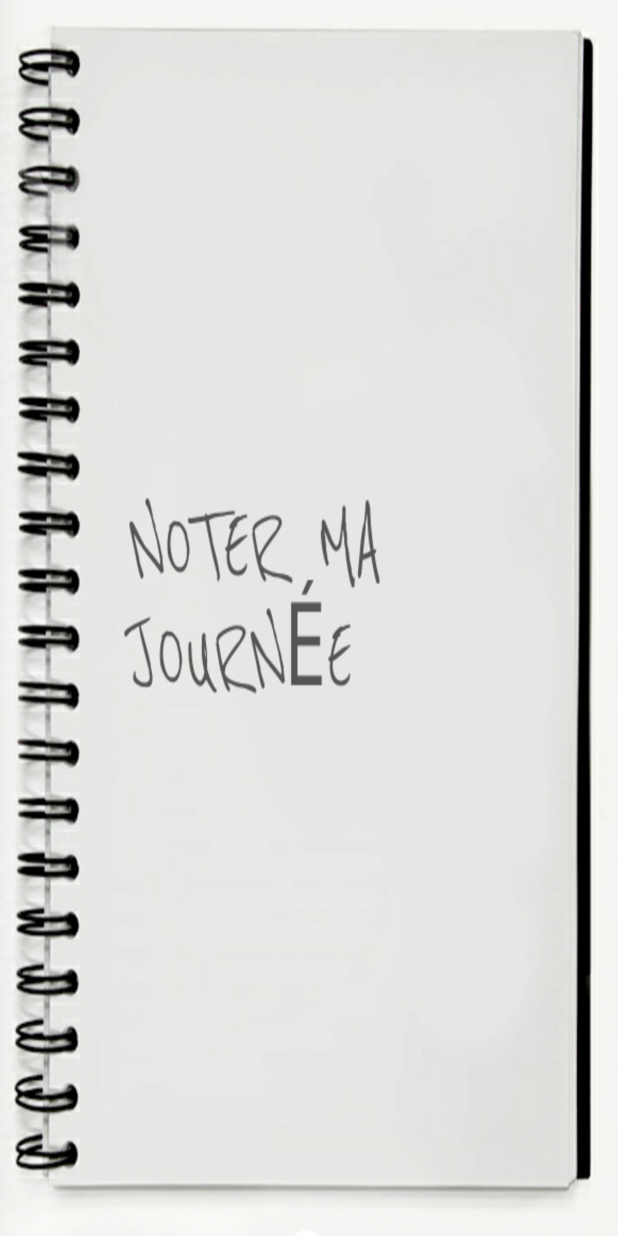
After one commit to CASMAKOUAOUCI/NoteMyDay, an Android app: the layout activity_splashscreen.xml on its own in the app's theme, with its tools: preview values and no code run, on a phone screen of 412 x 824 dp. The commit adds this screen. Run offline under Robolectric (Android 15) with nearby library versions, the phone set to English and light mode, and no system bars.

Commit message:
Add splash screen

```diff
--- /dev/null
+++ b/app/src/main/res/layout/activity_splashscreen.xml
@@ -0,0 +1,8 @@
+<LinearLayout xmlns:android="http://schemas.android.com/apk/res/android"
+    xmlns:tools="http://schemas.android.com/tools"
+    android:id="@+id/LinearLayout2"
+    android:layout_width="match_parent"
+    android:layout_height="match_parent"
+    android:orientation="vertical"
+    android:background="@drawable/splash" >
+</LinearLayout>
--- a/app/src/main/res/layout/fragment_days_history.xml
+++ b/app/src/main/res/layout/fragment_days_history.xml
@@ -9,5 +9,6 @@
     <ListView
         android:id="@android:id/list"
         android:layout_width="match_parent"
-        android:layout_height="match_parent"/>
+        android:layout_height="match_parent"
+        />
 </RelativeLayout>
--- a/app/src/main/res/values/colors.xml
+++ b/app/src/main/res/values/colors.xml
@@ -3,5 +3,8 @@
     <color name="colorPrimary">#ff75c1</color>
     <color name="colorPrimaryDark">#ff75c1</color>
     <color name="colorAccent">#FF4081</color>
-    <color name="colorBackgroundFragment">#ffffff</color><!-- Ajouter une couleur pour le backgroud des fragments-->
+    <color name="colorBackgroundFragment">#ffffff</color>
+
+    <color name="black_overlay">#66000000
+    </color><!-- Ajouter une couleur pour le backgroud des fragments-->
 </resources>
--- a/app/src/main/res/values/strings.xml
+++ b/app/src/main/res/values/strings.xml
@@ -10,4 +10,8 @@
     <string name="hello_blank_fragment">Hello blank fragment</string>
     <string name="title_activity_criteria_day">CriteriaDayActivity</string>
     <string name="title_activity_apropos">Ä PROPOS</string>
+
+    <string name="title_activity_splashscreen">SplashscreenActivity</string>
+    <string name="dummy_button">Dummy Button</string>
+    <string name="dummy_content">DUMMY\nCONTENT</string>
 </resources>
--- a/app/src/main/res/values/styles.xml
+++ b/app/src/main/res/values/styles.xml
@@ -17,4 +17,26 @@
 
     <style name="AppTheme.PopupOverlay" parent="ThemeOverlay.AppCompat.Light" />
 
+    <style name="FullscreenTheme" parent="AppTheme">
+        <item name="android:actionBarStyle">@style/FullscreenActionBarStyle</item>
+        <item name="android:windowActionBarOverlay">true</item>
+        <item name="android:windowBackground">@null</item>
+        <item name="metaButtonBarStyle">?android:attr/buttonBarStyle</item>
+        <item name="metaButtonBarButtonStyle">?android:attr/buttonBarButtonStyle</item>
+    </style>
+
+    <style name="FullscreenActionBarStyle" parent="Widget.AppCompat.ActionBar">
+        <item name="android:background">@color/black_overlay</item>
+    </style>
+
+
+    <style name="Theme.Transparent" parent="android:Theme">
+        <item name="android:windowIsTranslucent">true</item>
+        <item name="android:windowBackground">@android:color/white</item>
+        <item name="android:windowContentOverlay">@null</item>
+        <item name="android:windowNoTitle">true</item>
+        <item name="android:windowIsFloating">true</item>
+        <item name="android:backgroundDimEnabled">false</item>
+    </style>
+
 </resources>
```
Also changed, not shown: app/src/main/AndroidManifest.xml (+12 -4 lines), app/src/main/java/univ8/notemyday/Activity/SplashscreenActivity.java (added, +41 -0 lines), app/src/main/res/values/attrs.xml (added, +12 -0 lines), app/src/main/res/drawable-v21/splash.png (added).
